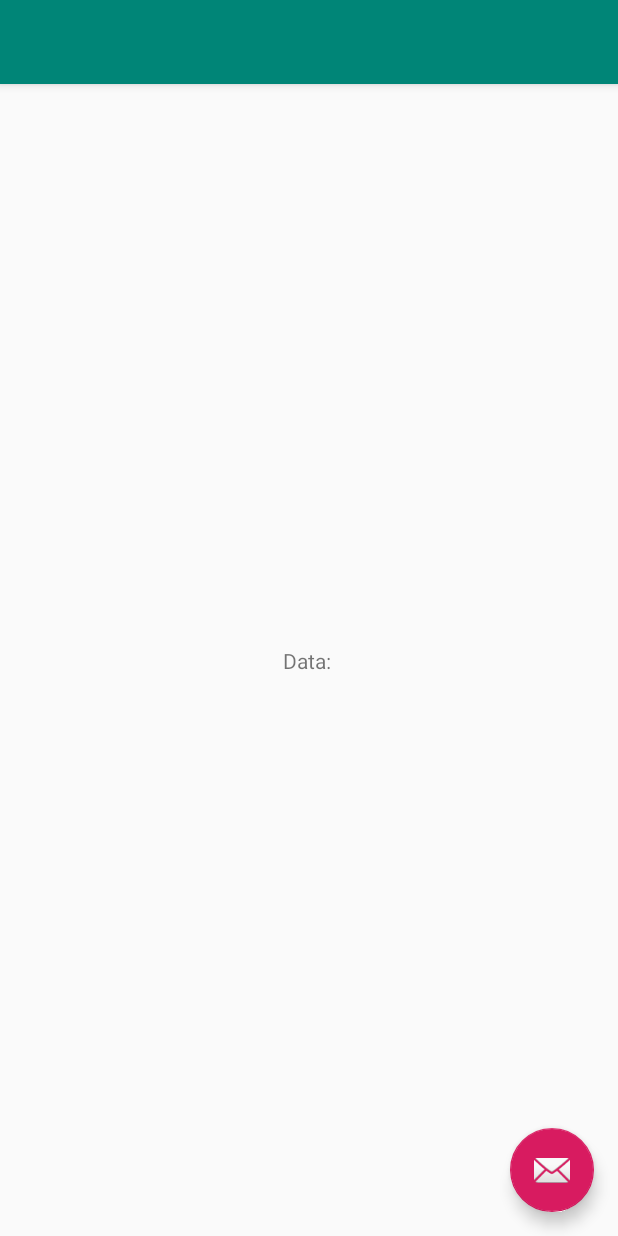
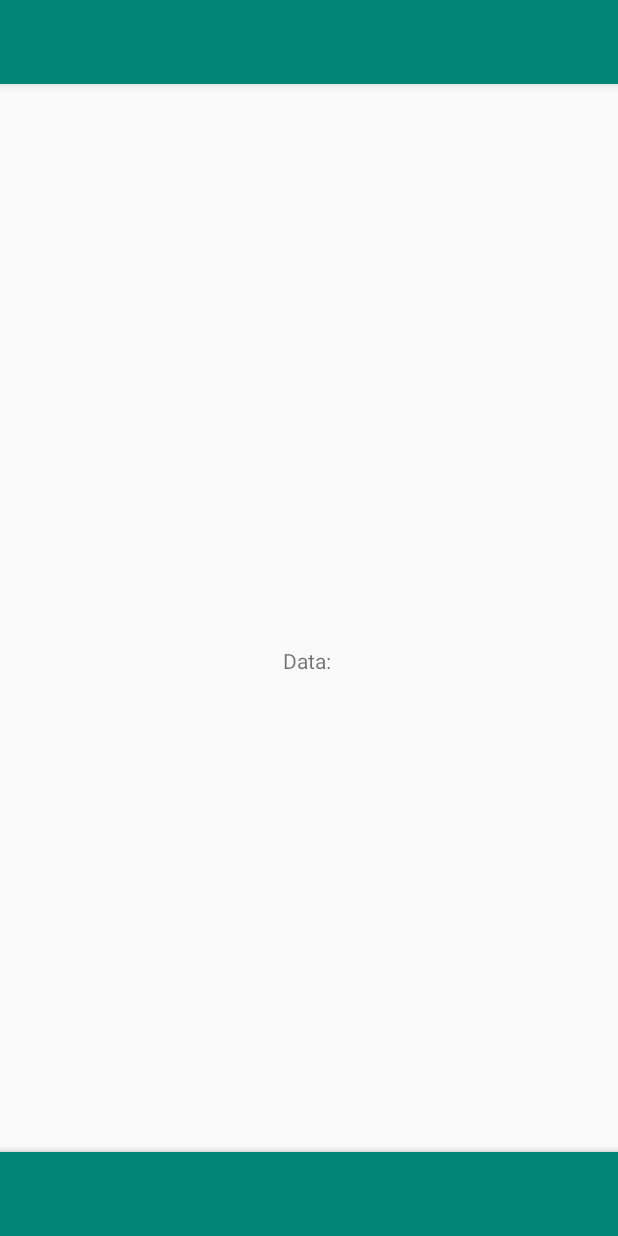
Before and after one commit to davidjes97/5kFitness, an Android app: the MainActivity screen opened directly, with no data from a screen before it, on a phone screen of 412 x 824 dp. Run offline under Robolectric (Android 15) with nearby library versions, the phone set to English and light mode, and no system bars; 7 statements that could not run were skipped.

```diff
--- a/app/src/main/res/layout/activity_main.xml
+++ b/app/src/main/res/layout/activity_main.xml
@@ -5,6 +5,14 @@
     android:layout_width="match_parent"
     android:layout_height="match_parent"
     tools:context=".MainActivity">
+
+    <com.google.android.material.bottomappbar.BottomAppBar
+        android:id="@+id/bottomAppBar"
+        style="@style/Widget.MaterialComponents.BottomAppBar.Colored"
+        android:layout_width="match_parent"
+        android:layout_height="wrap_content"
+        android:layout_gravity="bottom"
+        android:clipChildren="false" />
 
     <com.google.android.material.appbar.AppBarLayout
         android:layout_width="match_parent"
@@ -22,12 +30,4 @@
 
     <include layout="@layout/content_main" />
 
-    <com.google.android.material.floatingactionbutton.FloatingActionButton
-        android:id="@+id/fab"
-        android:layout_width="wrap_content"
-        android:layout_height="wrap_content"
-        android:layout_gravity="bottom|end"
-        android:layout_margin="@dimen/fab_margin"
-        app:srcCompat="@android:drawable/ic_dialog_email" />
-
 </androidx.coordinatorlayout.widget.CoordinatorLayout>
--- a/build.gradle
+++ b/build.gradle
@@ -18,7 +18,9 @@ allprojects {
     repositories {
         google()
         jcenter()
-
+        maven {
+            url "https://maven.google.com"
+        }
     }
 }
 
```
Also changed, not shown: app/src/main/java/com/example/a5kfitness/MainActivity.java (+8 -14 lines), app/src/main/java/com/example/a5kfitness/todaysWorkout.java (added, +7 -0 lines), gradle.properties (+30 -17 lines), app/build.gradle (line endings or trailing spaces).
